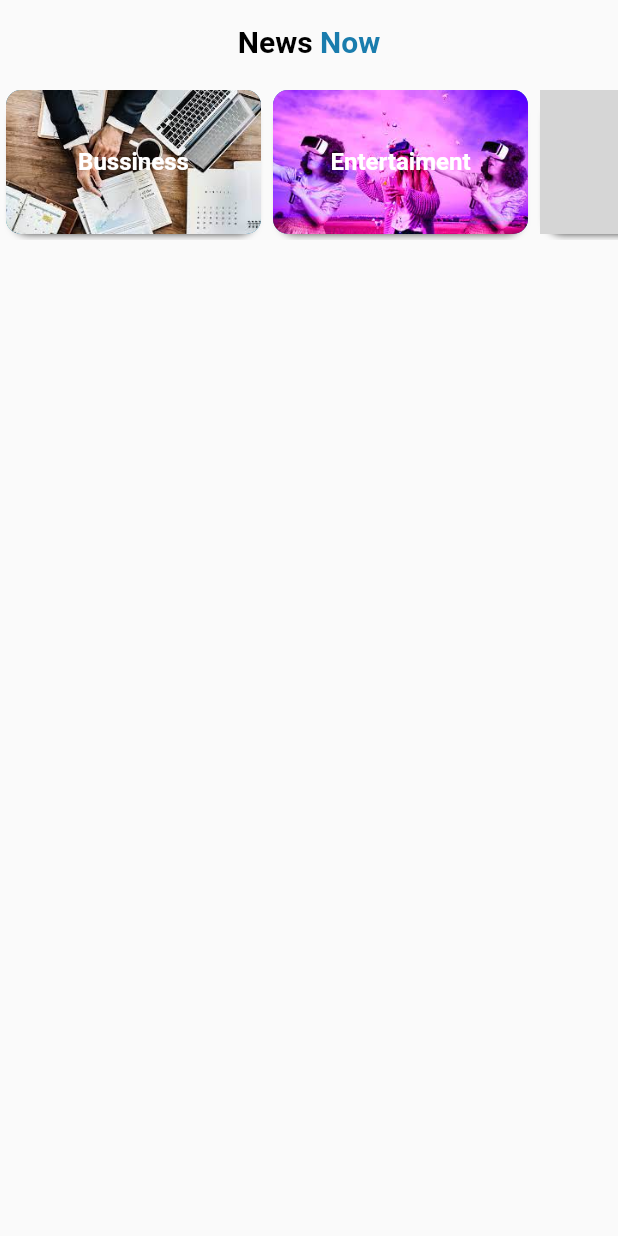
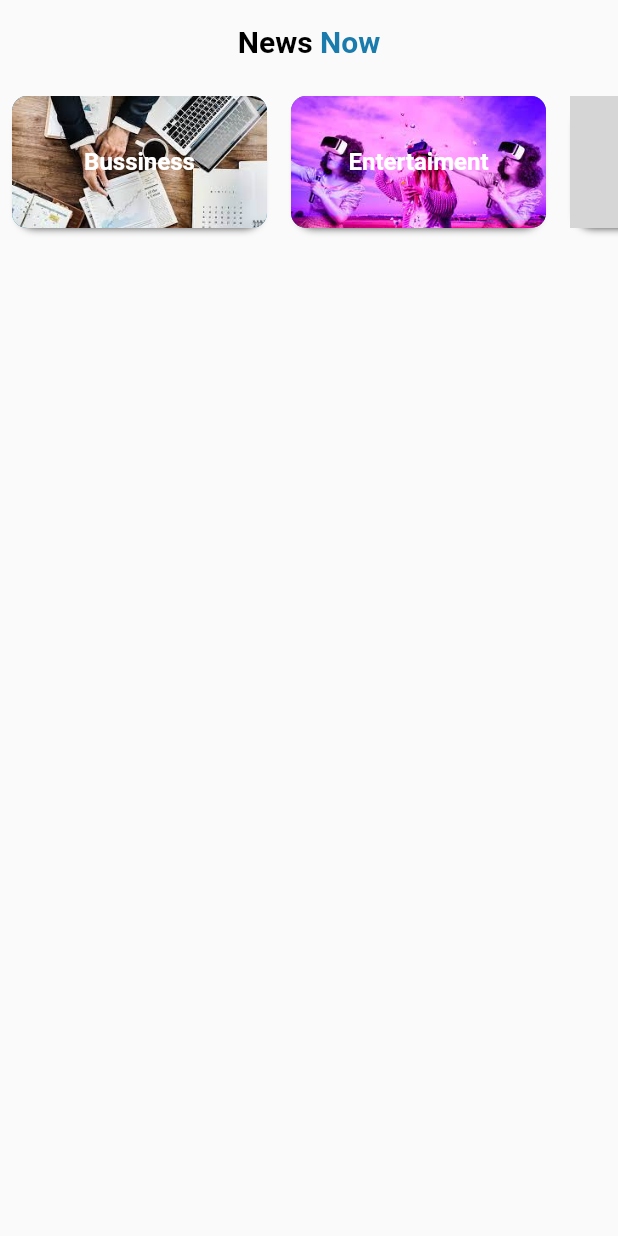
Before and after one commit to AkramMousa458/News_Now, a Flutter app: the screen it shows after launch, on a phone screen of 412 x 824 dp. Run offline on Flutter 3.47's test engine with Material 2 defaults, Android fonts, the phone set to English and light mode, and no system bars; grey boxes are pictures that could not be loaded.

Commit message:
second commit

```diff
--- a/lib/widgets/category_card.dart
+++ b/lib/widgets/category_card.dart
@@ -11,7 +11,7 @@ class CategoryCard extends StatelessWidget {
   @override
   Widget build(BuildContext context) {
     return Container(
-      margin: const EdgeInsets.all(4),
+      margin: const EdgeInsets.all(8),
       height: 100,
       width: 170,
       decoration: BoxDecoration(
```
